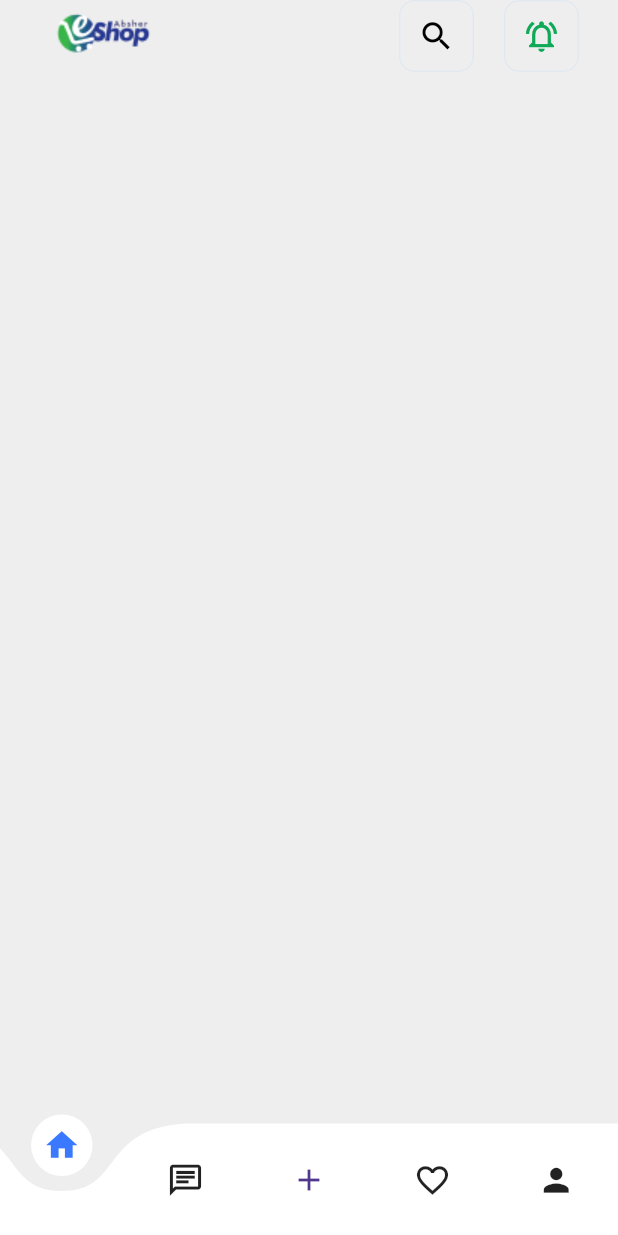
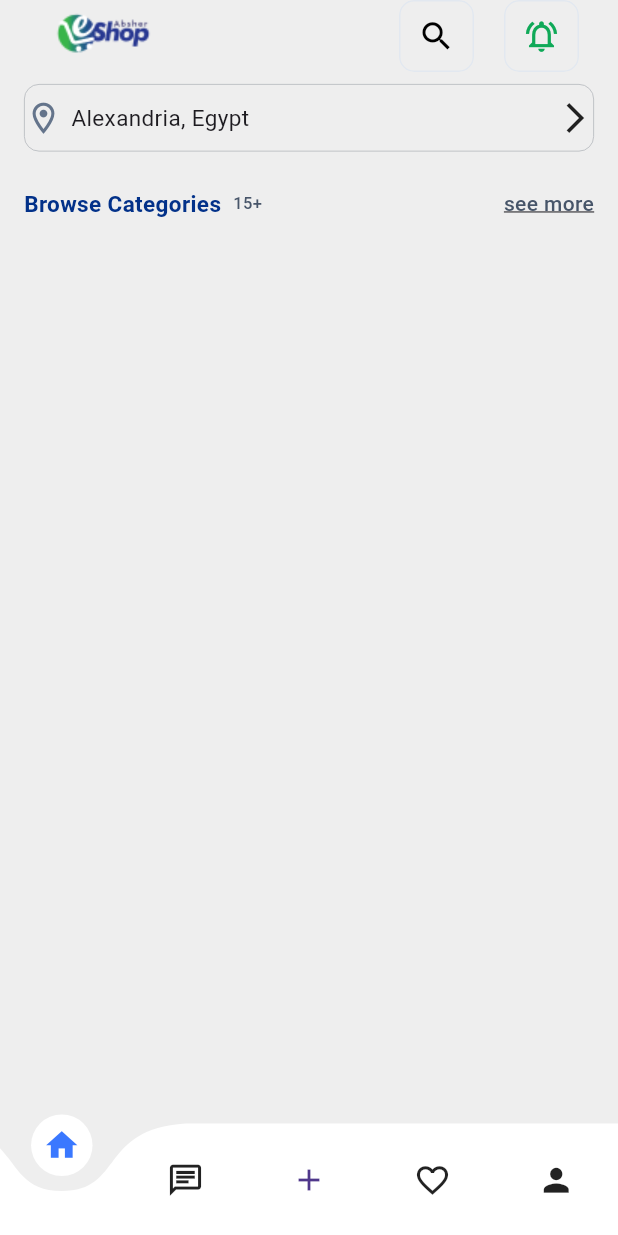
Before and after one commit to omarshaf3y/HomeScreen, a Flutter app: the screen it shows after launch, on a phone screen of 412 x 824 dp. Run offline on Flutter 3.47's test engine with Material 3 defaults, Android fonts, the phone set to English and light mode, and no system bars; drawn by our look-alikes of curved_navigation_bar.

Commit message:
create location, heading of category

```diff
--- a/lib/features/home/presentations/views/widgets/home_view_body.dart
+++ b/lib/features/home/presentations/views/widgets/home_view_body.dart
@@ -5,6 +5,71 @@ class HomeViewBody extends StatelessWidget {
 
   @override
   Widget build(BuildContext context) {
-    return Container();
+    return Padding(
+      padding: const EdgeInsets.symmetric(horizontal: 16),
+      child: Column(
+        children: [
+          Container(
+            height: 45,
+            decoration: BoxDecoration(
+              borderRadius: BorderRadius.circular(10),
+              border: Border.all(
+                color: const Color.fromARGB(255, 176, 180, 185),
+                width: .5,
+              ),
+            ),
+            child: const Row(
+              children: [
+                Icon(
+                  Icons.location_on_outlined,
+                  color: Color(0xff64748B),
+                  size: 25,
+                ),
+                SizedBox(width: 6),
+                Text(
+                  'Alexandria, Egypt',
+                  style: TextStyle(
+                    fontSize: 15,
+                  ),
+                ),
+                Spacer(flex: 1),
+                Icon(Icons.arrow_forward_ios)
+              ],
+            ),
+          ),
+          const SizedBox(height: 24),
+          const Row(
+            children: [
+              Text(
+                'Browse Categories',
+                style: TextStyle(
+                  color: Color.fromARGB(255, 2, 49, 137),
+                  fontWeight: FontWeight.bold,
+                  fontSize: 15,
+                ),
+              ),
+              SizedBox(width: 8),
+              Text(
+                '15+',
+                style: TextStyle(
+                  color: Color(0xff475569),
+                  fontSize: 11,
+                  fontWeight: FontWeight.w500,
+                ),
+              ),
+              Spacer(flex: 1),
+              Text(
+                'see more',
+                style: TextStyle(
+                    color: Color(0xff475569),
+                    fontSize: 14,
+                    fontWeight: FontWeight.w500,
+                    decoration: TextDecoration.underline),
+              ),
+            ],
+          ),
+        ],
+      ),
+    );
   }
 }
```
